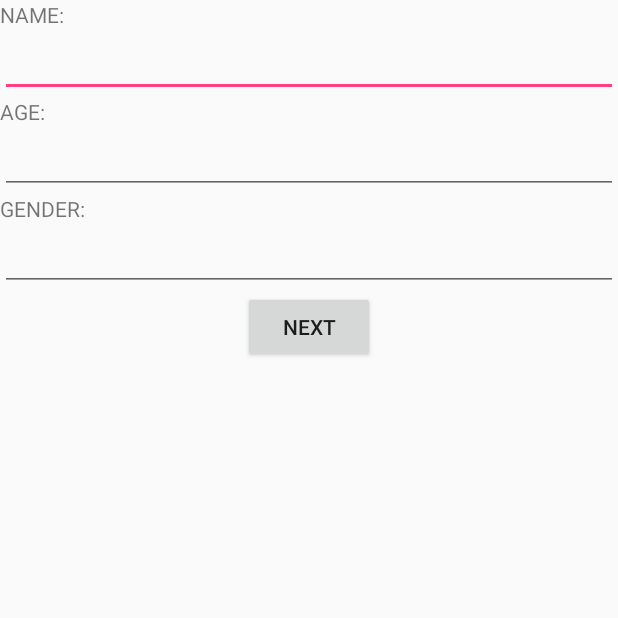
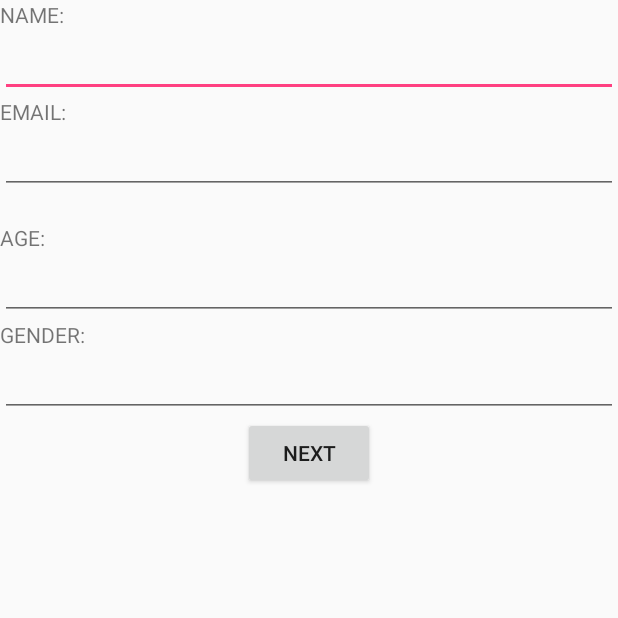
Before and after one commit to JWHAPO/MVVM_Test, an Android app: the AddActivity screen opened directly, with no data from a screen before it, on a phone screen of 412 x 824 dp, the top half of it. Run offline under Robolectric (Android 15) with nearby library versions, the phone set to English and light mode, and no system bars; our stand-ins replace Room's generated code, RxJava, data binding; libraries missing offline, so code that uses them is left out: .

Commit message:
ADD email address valid check

```diff
--- a/app/src/main/java/test/jw/mvvm/bindingadapters/BindingAdapters.kt
+++ b/app/src/main/java/test/jw/mvvm/bindingadapters/BindingAdapters.kt
@@ -3,7 +3,7 @@ package test.jw.mvvm.bindingadapters
 import android.databinding.BindingAdapter
 import android.support.v7.widget.RecyclerView
 import android.view.View
-import android.widget.Toast
+import kotlinx.android.synthetic.main.add_layout.view.*
 import test.jw.mvvm.adapter.UserAdapter
 import test.jw.mvvm.model.User
 
@@ -20,3 +20,8 @@ fun <T> setRecyclerViewProperties(recyclerView: RecyclerView, users: List<User>)
     val adapter = recyclerView.adapter as UserAdapter?
     adapter?.setData(users)
 }
+
+@BindingAdapter("email_valid")
+fun checkEmailValid(view:View, isValid:Boolean){
+    view.add_email_valid_tv.let { if(isValid) it.text = "Your Email is Correct!!" else it.text = "Failed. Try to sucess" }
+}
--- a/app/src/main/java/test/jw/mvvm/model/User.kt
+++ b/app/src/main/java/test/jw/mvvm/model/User.kt
@@ -3,6 +3,8 @@ package test.jw.mvvm.model
 import android.arch.persistence.room.ColumnInfo
 import android.arch.persistence.room.Entity
 import android.arch.persistence.room.PrimaryKey
+import android.text.TextUtils
+import android.util.Patterns
 import java.util.*
 
 /**
@@ -17,18 +19,18 @@ class User: Observable(){
     @PrimaryKey(autoGenerate = true)
     var id: Long = 0L
 
-    @ColumnInfo(name = "first_name")
-    var firstName: String = ""
-    set(value) {
-        field = value
-        setChangedAndNotify("firstName")
-    }
-
     @ColumnInfo(name = "last_name")
     var lastName: String = ""
     set(value) {
         field = value
         setChangedAndNotify("lastName")
+    }
+
+    @ColumnInfo(name = "email")
+    var email: String = ""
+    set(value) {
+        field = value
+        setChangedAndNotify("email")
     }
 
     @ColumnInfo(name = "age")
@@ -50,4 +52,8 @@ class User: Observable(){
         setChanged()
         notifyObservers(field)
     }
+
+    fun isEmailValid() :Boolean{
+        return !TextUtils.isEmpty(email) && Patterns.EMAIL_ADDRESS.matcher(email).matches();
+    }
 }
--- a/app/src/main/java/test/jw/mvvm/viewmodels/UserViewModel.kt
+++ b/app/src/main/java/test/jw/mvvm/viewmodels/UserViewModel.kt
@@ -25,6 +25,9 @@ class UserViewModel(val application: Application) : BaseObservable(){
     private var mCompositeDisposable : CompositeDisposable = CompositeDisposable()
 
     @Bindable
+    var emailValue:Boolean = false;
+
+    @Bindable
     var user: User = User()
         set(value) {
             field = value
@@ -34,9 +37,15 @@ class UserViewModel(val application: Application) : BaseObservable(){
     fun afterNameTextChanged(s:CharSequence){
         user.lastName = s.toString()
     }
+    fun afterEmailTextChanged(s:CharSequence){
+        user.email = s.toString()
+        emailValue = user.isEmailValid()
+        notifyPropertyChanged(BR.emailValue)
+    }
 
     fun afterAgeTextChanged(s:CharSequence){
-        user.age = s.toString().toInt()
+        if(s=="") user.age = 0
+        else user.age = s.toString().toInt()
     }
 
     fun afterGenderTextChanged(s:CharSequence){
@@ -61,6 +70,7 @@ class UserViewModel(val application: Application) : BaseObservable(){
     }
 
     private fun updateUser(user:User){
+        emailValue = true
         this.user = user
     }
 
--- a/app/src/main/res/layout/add_layout.xml
+++ b/app/src/main/res/layout/add_layout.xml
@@ -33,10 +33,36 @@
             app:layout_constraintTop_toBottomOf="@+id/add_name_title"/>
 
         <TextView
+            android:id="@+id/add_email_title"
+            android:layout_width="wrap_content"
+            android:layout_height="wrap_content"
+            app:layout_constraintTop_toBottomOf="@+id/add_name_et"
+            app:layout_constraintLeft_toLeftOf="parent"
+            android:text="EMAIL:"/>
+        <EditText
+            android:id="@+id/add_email_et"
+            android:layout_width="match_parent"
+            android:layout_height="wrap_content"
+            android:text="@{userViewModel.user.email}"
+            android:afterTextChanged="@{(editable)->userViewModel.afterEmailTextChanged(editable)}"
+            app:layout_constraintLeft_toLeftOf="parent"
+            app:layout_constraintRight_toRightOf="parent"
+            app:layout_constraintTop_toBottomOf="@+id/add_email_title"
+            />
+
+        <TextView
+            android:id="@+id/add_email_valid_tv"
+            android:layout_width="wrap_content"
+            android:layout_height="wrap_content"
+            app:layout_constraintTop_toBottomOf="@+id/add_email_et"
+            app:layout_constraintLeft_toLeftOf="parent"
+            app:email_valid="@{userViewModel.emailValue}"
+            />
+        <TextView
             android:id="@+id/add_age_title"
             android:layout_width="wrap_content"
             android:layout_height="wrap_content"
-            app:layout_constraintTop_toBottomOf="@+id/add_name_et"
+            app:layout_constraintTop_toBottomOf="@+id/add_email_valid_tv"
             app:layout_constraintLeft_toLeftOf="parent"
             android:text="AGE:"/>
         <EditText
```
